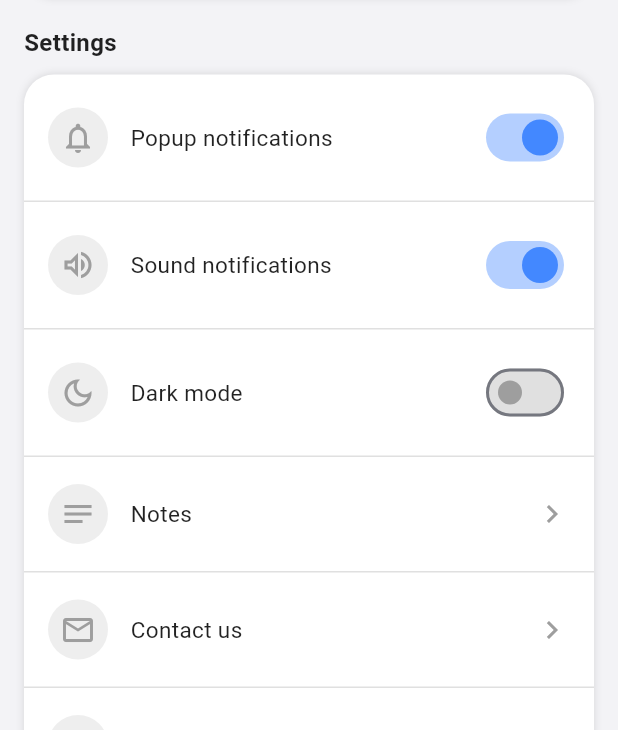
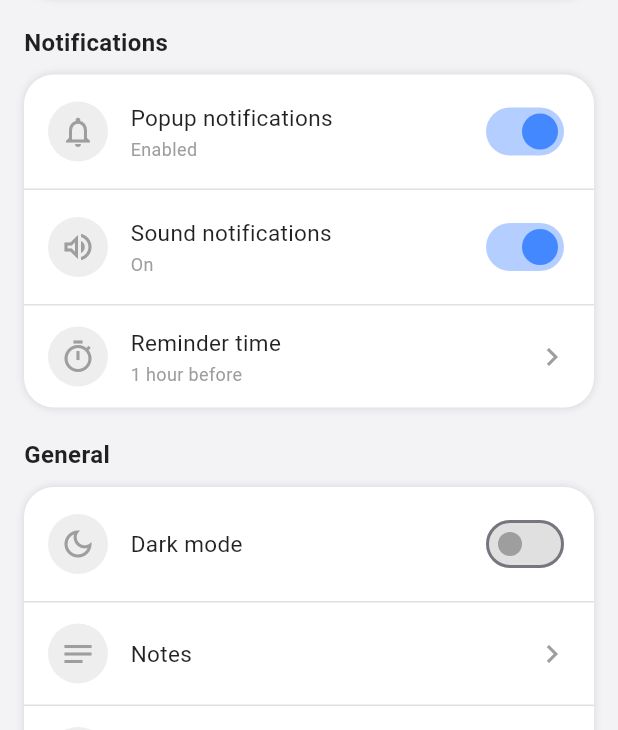
Before and after one commit to imamprasetya/educu, a Flutter app: the ProfileScreen screen opened directly with empty values, on a phone screen of 412 x 824 dp, the part 506-1236 px from its top. Run offline on Flutter 3.47's test engine with Material 3 defaults, Android fonts, the phone set to English and light mode, and no system bars; our stand-ins replace cloud_firestore, firebase_auth, firebase_core, flutter_local_notifications, image_picker, shared_preferences and 2 more; accounts and stored records are empty.

Commit message:
notifikasi

```diff
--- a/lib/database/preference.dart
+++ b/lib/database/preference.dart
@@ -17,6 +17,9 @@ class PreferenceHandler {
   // key
   static const String _isLogin = 'isLogin';
   static const String _userId = 'userId';
+  static const String _popupNotif = 'popupNotif';
+  static const String _soundNotif = 'soundNotif';
+  static const String _reminderMinutes = 'reminderMinutes';
 
   //  LOGIN STATUS
 
@@ -54,6 +57,35 @@ class PreferenceHandler {
     await _preferences.remove(_userId);
   }
 
+  // ==================== NOTIFICATION SETTINGS ====================
+
+  // Popup notifications (default: true)
+  Future<void> setPopupNotif(bool value) async {
+    await _preferences.setBool(_popupNotif, value);
+  }
+
+  bool getPopupNotif() {
+    return _preferences.getBool(_popupNotif) ?? true;
+  }
+
+  // Sound notifications (default: true)
+  Future<void> setSoundNotif(bool value) async {
+    await _preferences.setBool(_soundNotif, value);
+  }
+
+  bool getSoundNotif() {
+    return _preferences.getBool(_soundNotif) ?? true;
+  }
+
+  // Reminder minutes before session (default: 60)
+  Future<void> setReminderMinutes(int minutes) async {
+    await _preferences.setInt(_reminderMinutes, minutes);
+  }
+
+  int getReminderMinutes() {
+    return _preferences.getInt(_reminderMinutes) ?? 60;
+  }
+
   // clear all on logout
   Future<void> clearAll() async {
     await deleteIsLogin();
--- a/lib/main.dart
+++ b/lib/main.dart
@@ -1,6 +1,7 @@
 import 'package:educu_project/constant/theme_notifier.dart';
 import 'package:educu_project/database/preference.dart';
 import 'package:educu_project/firebase_options.dart';
+import 'package:educu_project/services/notification_service.dart';
 import 'package:educu_project/view/splash_screen.dart';
 import 'package:firebase_core/firebase_core.dart';
 import 'package:flutter/material.dart';
@@ -14,6 +15,10 @@ void main() async {
 
   // load dark mode preference
   await ThemeNotifier().loadFromPrefs();
+
+  // init notification service
+  await NotificationService().init();
+  await NotificationService().requestPermissions();
 
   runApp(const MyApp());
 }
--- a/lib/view/auth/login.dart
+++ b/lib/view/auth/login.dart
@@ -2,6 +2,7 @@ import 'package:educu_project/constant/app_color.dart';
 import 'package:educu_project/models/user_model.dart';
 import 'package:educu_project/database/preference.dart';
 import 'package:educu_project/services/firebase_service.dart';
+import 'package:educu_project/services/notification_service.dart';
 import 'package:educu_project/view/auth/register.dart';
 import 'package:educu_project/view/homescreen.dart';
 import 'package:flutter/material.dart';
@@ -48,6 +49,9 @@ class _LoginScreenState extends State<LoginScreen> {
       );
 
       await Future.delayed(const Duration(seconds: 1));
+
+      // Schedule notifications after login
+      NotificationService().scheduleAllNotifications();
 
       context.pushReplacement(HomeScreen(user: user));
     } catch (e) {
--- a/lib/view/profile/profile.dart
+++ b/lib/view/profile/profile.dart
@@ -2,6 +2,7 @@ import 'dart:convert';
 import 'package:educu_project/models/user_model.dart';
 import 'package:educu_project/database/preference.dart';
 import 'package:educu_project/services/firebase_service.dart';
+import 'package:educu_project/services/notification_service.dart';
 import 'package:educu_project/constant/theme_notifier.dart';
 import 'package:educu_project/view/auth/login.dart';
 import 'package:educu_project/view/notes/notes_screen.dart';
@@ -21,6 +22,7 @@ class _ProfileScreenState extends State<ProfileScreen> {
   bool popupNotif = true;
   bool soundNotif = true;
   bool darkMode = ThemeNotifier().isDark;
+  int reminderMinutes = 60;
 
   late String userName;
   late String userEmail;
@@ -32,6 +34,12 @@ class _ProfileScreenState extends State<ProfileScreen> {
     userName = widget.user.name ?? "User";
     userEmail = widget.user.email ?? "";
     photoBase64 = widget.user.photoBase64;
+
+    // Load notification settings from preferences
+    final pref = PreferenceHandler();
+    popupNotif = pref.getPopupNotif();
+    soundNotif = pref.getSoundNotif();
+    reminderMinutes = pref.getReminderMinutes();
   }
 
   // Build avatar with photo
@@ -60,16 +68,15 @@ class _ProfileScreenState extends State<ProfileScreen> {
     showDialog(
       context: context,
       builder: (_) => AlertDialog(
+        shape: RoundedRectangleBorder(borderRadius: BorderRadius.circular(20)),
         title: Text(
           "Contact Us",
           style: TextStyle(color: AppColor.textPrimary(context)),
         ),
-
         content: Text(
           "Email : support@educu.com\nWebsite : www.educustudy.com",
           style: TextStyle(color: AppColor.textSecondary(context)),
         ),
-
         actions: [
           TextButton(
             onPressed: () => Navigator.pop(context),
@@ -85,16 +92,15 @@ class _ProfileScreenState extends State<ProfileScreen> {
     showDialog(
       context: context,
       builder: (_) => AlertDialog(
+        shape: RoundedRectangleBorder(borderRadius: BorderRadius.circular(20)),
         title: Text(
           "About App",
           style: TextStyle(color: AppColor.textPrimary(context)),
         ),
-
         content: Text(
           "EduCu Study Planner\n\nVersion 1.0\n\nApplication to manage study schedules and improve productivity.",
           style: TextStyle(color: AppColor.textSecondary(context)),
         ),
-
         actions: [
           TextButton(
             onPressed: () => Navigator.pop(context),
@@ -107,6 +113,9 @@ class _ProfileScreenState extends State<ProfileScreen> {
 
   // LOGOUT
   Future<void> _logout() async {
+    // Cancel all notifications on logout
+    await NotificationService().cancelAll();
+
     await FirebaseService.signOut();
     await PreferenceHandler().clearAll();
 
@@ -117,19 +126,100 @@ class _ProfileScreenState extends State<ProfileScreen> {
     );
   }
 
+  // Toggle popup notifications
+  Future<void> _togglePopup(bool value) async {
+    await PreferenceHandler().setPopupNotif(value);
+    setState(() {
+      popupNotif = value;
+    });
+
+    // Reschedule or cancel all notifications
+    if (value) {
+      NotificationService().scheduleAllNotifications();
+    } else {
+      NotificationService().cancelAll();
+    }
+  }
+
+  // Toggle sound notifications
+  Future<void> _toggleSound(bool value) async {
+    await PreferenceHandler().setSoundNotif(value);
+    setState(() {
+      soundNotif = value;
+    });
+
+    // Reschedule notifications with updated sound setting
+    NotificationService().scheduleAllNotifications();
+  }
+
+  // Change reminder time
+  void _showReminderTimePicker() {
+    showDialog(
+      context: context,
+      builder: (context) {
+        return AlertDialog(
+          shape: RoundedRectangleBorder(
+            borderRadius: BorderRadius.circular(20),
+          ),
+          title: Text(
+            "Reminder Time",
+            style: TextStyle(
+              color: AppColor.textPrimary(context),
+              fontWeight: FontWeight.bold,
+            ),
+          ),
+          content: Text(
+            "How many minutes before a study session should we remind you?",
+            style: TextStyle(color: AppColor.textSecondary(context)),
+          ),
+          actions: [
+            _reminderOption(15),
+            _reminderOption(30),
+            _reminderOption(60),
+          ],
+        );
+      },
+    );
+  }
+
+  Widget _reminderOption(int minutes) {
+    final isSelected = reminderMinutes == minutes;
+    final label = minutes == 60 ? "1 hour" : "$minutes min";
+
+    return TextButton(
+      onPressed: () async {
+        await PreferenceHandler().setReminderMinutes(minutes);
+        setState(() {
+          reminderMinutes = minutes;
+        });
+        Navigator.pop(context);
+
+        // Reschedule with new time
+        NotificationService().scheduleAllNotifications();
+      },
+      child: Text(
+        label,
+        style: TextStyle(
+          color: isSelected ? AppColor.gradien2 : AppColor.textHint(context),
+          fontWeight: isSelected ? FontWeight.bold : FontWeight.normal,
+          fontSize: isSelected ? 16 : 14,
+        ),
+      ),
+    );
+  }
+
   // SETTINGS ITEM WIDGET
   Widget settingItem({
     required IconData icon,
     required String title,
+    String? subtitle,
     Widget? trailing,
     VoidCallback? onTap,
   }) {
     return InkWell(
       onTap: onTap,
-
       child: Padding(
-        padding: const EdgeInsets.symmetric(horizontal: 16, vertical: 18),
-
+        padding: const EdgeInsets.symmetric(horizontal: 16, vertical: 14),
         child: Row(
           children: [
             CircleAvatar(
@@ -142,12 +232,27 @@ class _ProfileScreenState extends State<ProfileScreen> {
             const SizedBox(width: 15),
 
             Expanded(
-              child: Text(
-                title,
-                style: TextStyle(
-                  fontSize: 15,
-                  color: AppColor.textPrimary(context),
-                ),
+              child: Column(
+                crossAxisAlignment: CrossAxisAlignment.start,
+                children: [
+                  Text(
+                    title,
+                    style: TextStyle(
+                      fontSize: 15,
+                      color: AppColor.textPrimary(context),
+                    ),
+                  ),
+                  if (subtitle != null) ...[
+                    const SizedBox(height: 2),
+                    Text(
+                      subtitle,
+                      style: TextStyle(
+                        fontSize: 12,
+                        color: AppColor.textHint(context),
+                      ),
+                    ),
+                  ],
+                ],
               ),
             ),
 
@@ -160,6 +265,10 @@ class _ProfileScreenState extends State<ProfileScreen> {
 
   @override
   Widget build(BuildContext context) {
+    final reminderLabel = reminderMinutes == 60
+        ? "1 hour before"
+        : "$reminderMinutes min before";
+
     return Scaffold(
       backgroundColor: AppColor.scaffoldColor(context),
 
@@ -169,23 +278,18 @@ class _ProfileScreenState extends State<ProfileScreen> {
             // HEADER
             Container(
               padding: const EdgeInsets.fromLTRB(20, 60, 20, 30),
-
               width: double.infinity,
-
               decoration: BoxDecoration(
                 gradient: LinearGradient(
                   colors: [AppColor.gradien1, AppColor.gradien2],
                 ),
-
                 borderRadius: const BorderRadius.only(
                   bottomLeft: Radius.circular(25),
                   bottomRight: Radius.circular(25),
                 ),
               ),
-
               child: const Column(
                 crossAxisAlignment: CrossAxisAlignment.start,
-
                 children: [
                   Text(
                     "Profile",
@@ -195,9 +299,7 @@ class _ProfileScreenState extends State<ProfileScreen> {
                       color: Colors.white,
                     ),
                   ),
-
                   SizedBox(height: 5),
-
                   Text(
                     "Manage your account settings",
                     style: TextStyle(color: Colors.white70),
@@ -211,14 +313,10 @@ class _ProfileScreenState extends State<ProfileScreen> {
             // PROFILE CARD
             Container(
               margin: const EdgeInsets.symmetric(horizontal: 16),
-
               padding: const EdgeInsets.all(16),
-
               decoration: BoxDecoration(
                 color: AppColor.cardColor(context),
-
                 borderRadius: BorderRadius.circular(20),
-
                 boxShadow: [
                   BoxShadow(
                     color: AppColor.shadowColor(context),
@@ -227,15 +325,12 @@ class _ProfileScreenState extends State<ProfileScreen> {
                   ),
                 ],
               ),
-
               child: Column(
                 children: [
                   Row(
                     children: [
                       _buildAvatar(),
-
                       const SizedBox(width: 15),
-
                       Column(
                         crossAxisAlignment: CrossAxisAlignment.start,
                         children: [
@@ -257,19 +352,13 @@ class _ProfileScreenState extends State<ProfileScreen> {
                       ),
                     ],
                   ),
-
                   const SizedBox(height: 15),
-
                   SizedBox(
                     width: double.infinity,
                     child: OutlinedButton(
                       style: OutlinedButton.styleFrom(
                         foregroundColor: AppColor.gradien2,
-                        side: BorderSide(
-                          color: AppColor.isDark(context)
-                              ? AppColor.gradien2
-                              : AppColor.gradien2,
-                        ),
+                        side: const BorderSide(color: AppColor.gradien2),
                       ),
                       onPressed: () async {
                         final updatedUser = await Navigator.push<UserModel>(
@@ -302,13 +391,13 @@ class _ProfileScreenState extends State<ProfileScreen> {
 
             const SizedBox(height: 20),
 
-            // SETTINGS TITLE
+            // NOTIFICATION SETTINGS TITLE
             Padding(
               padding: const EdgeInsets.symmetric(horizontal: 16),
               child: Align(
                 alignment: Alignment.centerLeft,
                 child: Text(
-                  "Settings",
+                  "Notifications",
                   style: TextStyle(
                     fontSize: 16,
                     fontWeight: FontWeight.bold,
@@ -320,32 +409,28 @@ class _ProfileScreenState extends State<ProfileScreen> {
 
             const SizedBox(height: 10),
 
-            // SETTINGS CARD
+            // NOTIFICATION SETTINGS CARD
             Container(
               margin: const EdgeInsets.symmetric(horizontal: 16),
-
               decoration: BoxDecoration(
                 color: AppColor.cardColor(context),
-
                 borderRadius: BorderRadius.circular(20),
-
                 boxShadow: [
-                  BoxShadow(color: AppColor.shadowColor(context), blurRadius: 4),
+                  BoxShadow(
+                    color: AppColor.shadowColor(context),
+                    blurRadius: 4,
+                  ),
                 ],
               ),
-
               child: Column(
                 children: [
                   settingItem(
                     icon: Icons.notifications_none,
                     title: "Popup notifications",
+                    subtitle: popupNotif ? "Enabled" : "Disabled",
                     trailing: Switch(
                       value: popupNotif,
-                      onChanged: (value) {
-                        setState(() {
-                          popupNotif = value;
-                        });
-                      },
+                      onChanged: _togglePopup,
                     ),
                   ),
 
@@ -354,18 +439,64 @@ class _ProfileScreenState extends State<ProfileScreen> {
                   settingItem(
                     icon: Icons.volume_up_outlined,
                     title: "Sound notifications",
+                    subtitle: soundNotif ? "On" : "Muted",
                     trailing: Switch(
                       value: soundNotif,
-                      onChanged: (value) {
-                        setState(() {
-                          soundNotif = value;
-                        });
-                      },
+                      onChanged: _toggleSound,
                     ),
                   ),
 
                   Divider(height: 1, color: AppColor.borderColor(context)),
 
+                  settingItem(
+                    icon: Icons.timer_outlined,
+                    title: "Reminder time",
+                    subtitle: reminderLabel,
+                    trailing: Icon(
+                      Icons.chevron_right,
+                      color: AppColor.iconColor(context),
+                    ),
+                    onTap: _showReminderTimePicker,
+                  ),
+                ],
+              ),
+            ),
+
+            const SizedBox(height: 20),
+
+            // GENERAL SETTINGS TITLE
+            Padding(
+              padding: const EdgeInsets.symmetric(horizontal: 16),
+              child: Align(
+                alignment: Alignment.centerLeft,
+                child: Text(
+                  "General",
+                  style: TextStyle(
+                    fontSize: 16,
+                    fontWeight: FontWeight.bold,
+                    color: AppColor.textPrimary(context),
+                  ),
+                ),
+              ),
+            ),
+
+            const SizedBox(height: 10),
+
+            // GENERAL SETTINGS CARD
+            Container(
+              margin: const EdgeInsets.symmetric(horizontal: 16),
+              decoration: BoxDecoration(
+                color: AppColor.cardColor(context),
+                borderRadius: BorderRadius.circular(20),
+                boxShadow: [
+                  BoxShadow(
+                    color: AppColor.shadowColor(context),
+                    blurRadius: 4,
+                  ),
+                ],
+              ),
+              child: Column(
+                children: [
                   settingItem(
                     icon: Icons.dark_mode_outlined,
                     title: "Dark mode",
@@ -398,6 +529,7 @@ class _ProfileScreenState extends State<ProfileScreen> {
                       );
                     },
                   ),
+
                   Divider(height: 1, color: AppColor.borderColor(context)),
 
                   settingItem(
@@ -430,20 +562,15 @@ class _ProfileScreenState extends State<ProfileScreen> {
             // LOGOUT
             Padding(
               padding: const EdgeInsets.symmetric(horizontal: 16),
-
               child: SizedBox(
                 width: double.infinity,
-
                 child: OutlinedButton.icon(
                   style: OutlinedButton.styleFrom(
                     foregroundColor: Colors.red,
                     side: const BorderSide(color: Colors.red),
                   ),
-
                   onPressed: _logout,
-
                   icon: const Icon(Icons.logout),
-
                   label: const Text("Logout"),
                 ),
               ),
--- a/lib/view/programs/add_program.dart
+++ b/lib/view/programs/add_program.dart
@@ -1,5 +1,6 @@
 import 'package:educu_project/constant/app_color.dart';
 import 'package:educu_project/services/firebase_service.dart';
+import 'package:educu_project/services/notification_service.dart';
 import 'package:educu_project/models/session_model.dart';
 import 'package:flutter/material.dart';
 
@@ -186,6 +187,9 @@ class _AddProgramState extends State<AddProgram> {
 
       await FirebaseService.insertSession(session);
     }
+
+    // Reschedule notifications with new sessions
+    NotificationService().scheduleAllNotifications();
 
     // alert berhasil
     showDialog(
--- a/lib/view/programs/edit_program.dart
+++ b/lib/view/programs/edit_program.dart
@@ -1,5 +1,6 @@
 import 'package:educu_project/constant/app_color.dart';
 import 'package:educu_project/services/firebase_service.dart';
+import 'package:educu_project/services/notification_service.dart';
 import 'package:educu_project/models/program_model.dart';
 import 'package:educu_project/models/session_model.dart';
 import 'package:flutter/material.dart';
@@ -211,6 +212,9 @@ class _EditProgramState extends State<EditProgram> {
         await FirebaseService.insertSession(session);
       }
     }
+
+    // Reschedule notifications after update
+    NotificationService().scheduleAllNotifications();
 
     ScaffoldMessenger.of(context).showSnackBar(
       const SnackBar(content: Text("Program updated successfully.")),
--- a/lib/view/schedule/pomodoro.dart
+++ b/lib/view/schedule/pomodoro.dart
@@ -1,5 +1,6 @@
 import 'dart:async';
 import 'package:educu_project/services/firebase_service.dart';
+import 'package:educu_project/services/notification_service.dart';
 import 'package:flutter/material.dart';
 import '../../constant/app_color.dart';
 
@@ -96,6 +97,9 @@ class _PomodoroScreenState extends State<PomodoroScreen> {
     if (widget.sessionId != null) {
       await FirebaseService.markSessionCompleted(widget.sessionId!);
     }
+
+    // Reschedule notifications (cancel missed notification for this session)
+    NotificationService().scheduleAllNotifications();
 
     timer?.cancel();
 
--- a/lib/view/splash_screen.dart
+++ b/lib/view/splash_screen.dart
@@ -1,6 +1,7 @@
 import 'package:educu_project/constant/app_color.dart';
 import 'package:educu_project/database/preference.dart';
 import 'package:educu_project/services/firebase_service.dart';
+import 'package:educu_project/services/notification_service.dart';
 import 'package:educu_project/models/user_model.dart';
 import 'package:educu_project/extension/navigator.dart';
 import 'package:educu_project/view/homescreen.dart';
@@ -54,6 +55,8 @@ class _SplashScreenState extends State<SplashScreen>
       UserModel? user = await FirebaseService.getCurrentUser();
 
       if (user != null) {
+        // Schedule notifications after auto-login
+        NotificationService().scheduleAllNotifications();
         context.pushAndRemoveAll(HomeScreen(user: user));
       } else {
         // user tidak ditemukan, clear preference dan ke login
--- a/pubspec.yaml
+++ b/pubspec.yaml
@@ -43,6 +43,8 @@ dependencies:
   path_provider: ^2.1.5
   shared_preferences: ^2.5.4
   sqflite: ^2.4.2
+  flutter_local_notifications: ^19.0.0
+  timezone: ^0.10.0
 
 dev_dependencies:
   flutter_test:
```
Also changed, not shown: lib/services/notification_service.dart (added, +381 -0 lines), pubspec.lock, 4 other files.
